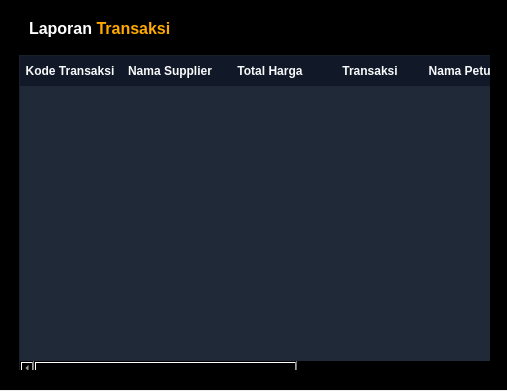
This is ui/pages/page_laporan_transaksi.ui in efraimurelpalodang/tugas-akhir-visual-3 as Qt 5 draws it before an edit. The edited form follows.
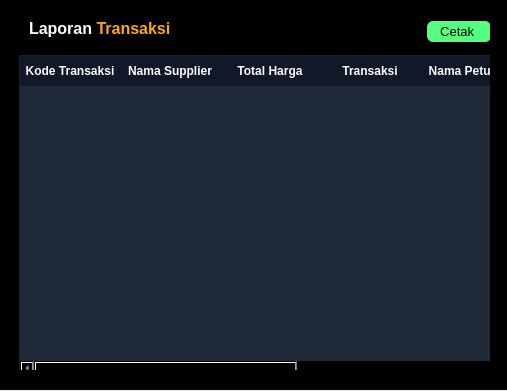
This is the edited form.

Commit message: membuat report untuk aktivitas users yang ada didashboard

What changed in the file:
```diff
--- a/ui/pages/page_laporan_transaksi.ui
+++ b/ui/pages/page_laporan_transaksi.ui
@@ -96,6 +96,49 @@
            <string>&lt;html&gt;&lt;head/&gt;&lt;body&gt;&lt;p&gt;&lt;span style=&quot; color:#ffffff;&quot;&gt;Laporan &lt;/span&gt;&lt;span style=&quot; color:#ffaa00;&quot;&gt;Transaksi&lt;/span&gt;&lt;/p&gt;&lt;/body&gt;&lt;/html&gt;</string>
           </property>
          </widget>
+         <widget class="QPushButton" name="btn_report_transaksi">
+          <property name="geometry">
+           <rect>
+            <x>400</x>
+            <y>0</y>
+            <width>80</width>
+            <height>25</height>
+           </rect>
+          </property>
+          <property name="minimumSize">
+           <size>
+            <width>20</width>
+            <height>25</height>
+           </size>
+          </property>
+          <property name="maximumSize">
+           <size>
+            <width>80</width>
+            <height>16777215</height>
+           </size>
+          </property>
+          <property name="font">
+           <font>
+            <pointsize>10</pointsize>
+            <weight>50</weight>
+            <bold>false</bold>
+           </font>
+          </property>
+          <property name="styleSheet">
+           <string notr="true">QPushButton {
+	background-color: rgb(85, 255, 127);
+    border: none;
+    text-align: center;
+    font-size: 10pt;
+    border-radius: 6px;  /* Radius sedang, tidak terlalu bulat */
+    margin: 2px 8px;
+    color: rgb(0,0,0);
+}</string>
+          </property>
+          <property name="text">
+           <string>Cetak </string>
+          </property>
+         </widget>
         </widget>
        </item>
        <item>
```
The commit also changes 11 other files.
